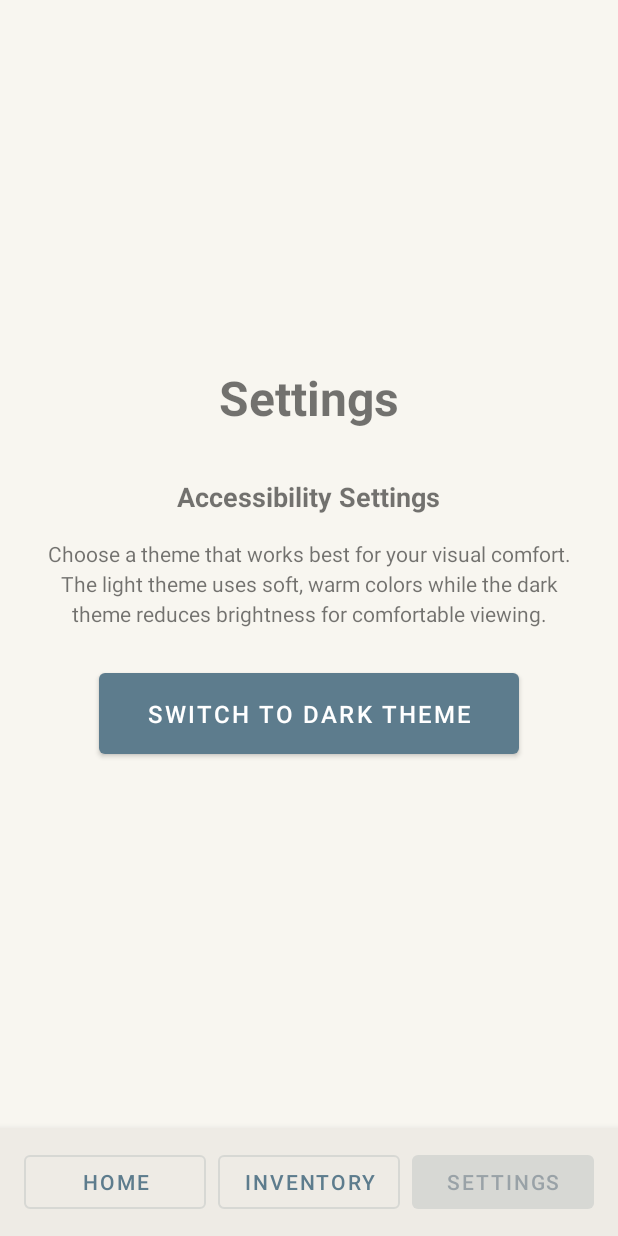
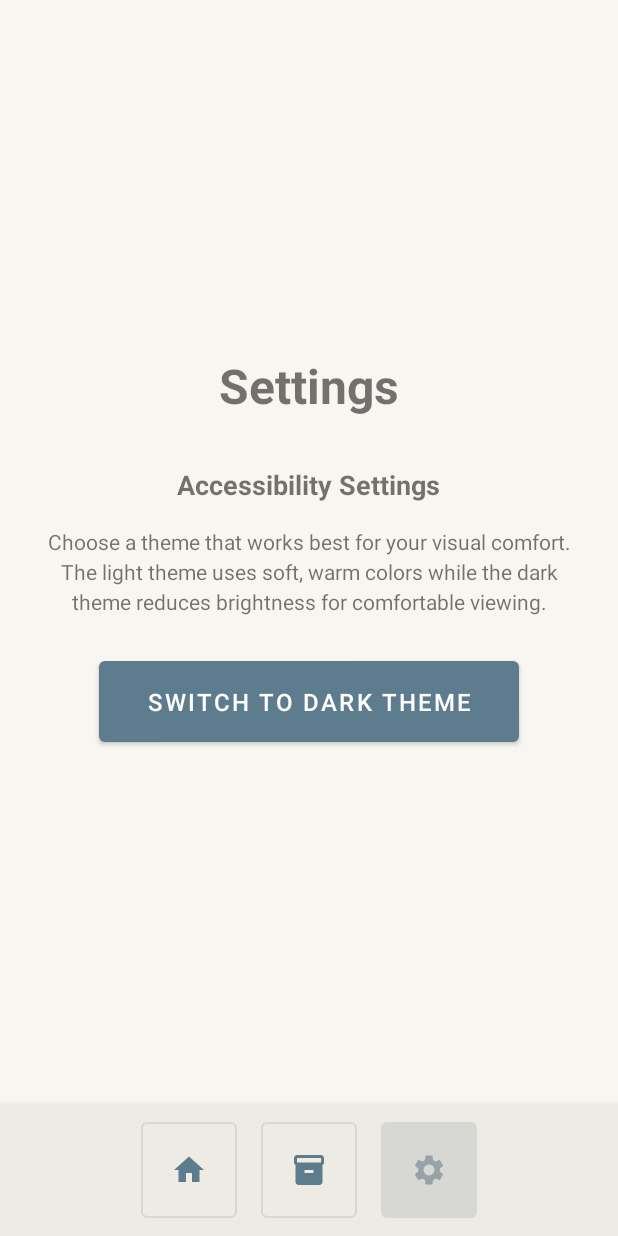
Before and after one commit to LukaFenir/InventoryAssistant, an Android app: the SettingsActivity screen opened directly, with no data from a screen before it, on a phone screen of 412 x 824 dp. Run offline under Robolectric (Android 15) with nearby library versions, the phone set to English and light mode, and no system bars.

Commit message:
Updated navigation buttons to be square and icons

```diff
--- /dev/null
+++ b/app/src/main/res/drawable/ic_home.xml
@@ -0,0 +1,9 @@
+<vector xmlns:android="http://schemas.android.com/apk/res/android"
+    android:width="24dp"
+    android:height="24dp"
+    android:viewportWidth="24"
+    android:viewportHeight="24">
+    <path
+        android:fillColor="#000000"
+        android:pathData="M10,20v-6h4v6h5v-8h3L12,3 2,12h3v8z"/>
+</vector>
--- /dev/null
+++ b/app/src/main/res/drawable/ic_inventory.xml
@@ -0,0 +1,9 @@
+<vector xmlns:android="http://schemas.android.com/apk/res/android"
+    android:width="24dp"
+    android:height="24dp"
+    android:viewportWidth="24"
+    android:viewportHeight="24">
+    <path
+        android:fillColor="#000000"
+        android:pathData="M20,2H4C3,2 2,2.9 2,4v3.01C2,7.73 2.43,8.35 3,8.7V20c0,1.1 1.1,2 2,2h14c0.9,0 2,-0.9 2,-2V8.7c0.57,-0.35 1,-0.97 1,-1.69V4C22,2.9 21,2 20,2zM15,14H9v-2h6V14zM20,7H4V4h16V7z"/>
+</vector>
--- /dev/null
+++ b/app/src/main/res/drawable/ic_settings.xml
@@ -0,0 +1,9 @@
+<vector xmlns:android="http://schemas.android.com/apk/res/android"
+    android:width="24dp"
+    android:height="24dp"
+    android:viewportWidth="24"
+    android:viewportHeight="24">
+    <path
+        android:fillColor="#000000"
+        android:pathData="M19.14,12.94c0.04,-0.3 0.06,-0.61 0.06,-0.94c0,-0.32 -0.02,-0.64 -0.07,-0.94l2.03,-1.58c0.18,-0.14 0.23,-0.41 0.12,-0.61l-1.92,-3.32c-0.12,-0.22 -0.37,-0.29 -0.59,-0.22l-2.39,0.96c-0.5,-0.38 -1.03,-0.7 -1.62,-0.94L14.4,2.81c-0.04,-0.24 -0.24,-0.41 -0.48,-0.41h-3.84c-0.24,0 -0.43,0.17 -0.47,0.41L9.25,5.35C8.66,5.59 8.12,5.92 7.63,6.29L5.24,5.33c-0.22,-0.08 -0.47,0 -0.59,0.22L2.74,8.87C2.62,9.08 2.66,9.34 2.86,9.48l2.03,1.58C4.84,11.36 4.8,11.69 4.8,12s0.02,0.64 0.07,0.94l-2.03,1.58c-0.18,0.14 -0.23,0.41 -0.12,0.61l1.92,3.32c0.12,0.22 0.37,0.29 0.59,0.22l2.39,-0.96c0.5,0.38 1.03,0.7 1.62,0.94l0.36,2.54c0.05,0.24 0.24,0.41 0.48,0.41h3.84c0.24,0 0.44,-0.17 0.47,-0.41l0.36,-2.54c0.59,-0.24 1.13,-0.56 1.62,-0.94l2.39,0.96c0.22,0.08 0.47,0 0.59,-0.22l1.92,-3.32c0.12,-0.22 0.07,-0.47 -0.12,-0.61L19.14,12.94zM12,15.6c-1.98,0 -3.6,-1.62 -3.6,-3.6s1.62,-3.6 3.6,-3.6s3.6,1.62 3.6,3.6S13.98,15.6 12,15.6z"/>
+</vector>
--- a/app/src/main/res/layout/activity_settings.xml
+++ b/app/src/main/res/layout/activity_settings.xml
@@ -1,5 +1,6 @@
 <?xml version="1.0" encoding="utf-8"?>
 <LinearLayout xmlns:android="http://schemas.android.com/apk/res/android"
+    xmlns:app="http://schemas.android.com/apk/res-auto"
     android:layout_width="match_parent"
     android:layout_height="match_parent"
     android:orientation="vertical">
@@ -56,37 +57,44 @@
         android:orientation="horizontal"
         android:background="?attr/colorSurface"
         android:elevation="8dp"
+        android:gravity="center"
         android:paddingVertical="12dp"
         android:paddingHorizontal="16dp">
 
         <com.google.android.material.button.MaterialButton
             android:id="@+id/homeButton"
-            android:layout_width="0dp"
-            android:layout_height="wrap_content"
-            android:layout_weight="1"
-            android:text="@string/home"
-            android:textSize="14sp"
-            android:layout_marginEnd="4dp"
+            android:layout_width="64dp"
+            android:layout_height="64dp"
+            app:icon="@drawable/ic_home"
+            app:iconGravity="textStart"
+            app:iconPadding="0dp"
+            android:insetTop="0dp"
+            android:insetBottom="0dp"
+            android:layout_marginEnd="8dp"
             style="@style/Widget.MaterialComponents.Button.OutlinedButton" />
 
         <com.google.android.material.button.MaterialButton
             android:id="@+id/inventoryButton"
-            android:layout_width="0dp"
-            android:layout_height="wrap_content"
-            android:layout_weight="1"
-            android:text="@string/inventory"
-            android:textSize="14sp"
-            android:layout_marginHorizontal="4dp"
+            android:layout_width="64dp"
+            android:layout_height="64dp"
+            app:icon="@drawable/ic_inventory"
+            app:iconGravity="textStart"
+            app:iconPadding="0dp"
+            android:insetTop="0dp"
+            android:insetBottom="0dp"
+            android:layout_marginHorizontal="8dp"
             style="@style/Widget.MaterialComponents.Button.OutlinedButton" />
 
         <com.google.android.material.button.MaterialButton
             android:id="@+id/settingsButton"
-            android:layout_width="0dp"
-            android:layout_height="wrap_content"
-            android:layout_weight="1"
-            android:text="@string/settings"
-            android:textSize="14sp"
-            android:layout_marginStart="4dp"
+            android:layout_width="64dp"
+            android:layout_height="64dp"
+            app:icon="@drawable/ic_settings"
+            app:iconGravity="textStart"
+            app:iconPadding="0dp"
+            android:insetTop="0dp"
+            android:insetBottom="0dp"
+            android:layout_marginStart="8dp"
             android:enabled="false" />
 
     </LinearLayout>
```
Also changed, not shown: app/src/main/res/layout/activity_inventory.xml (+26 -18 lines), app/src/main/res/layout/activity_main.xml (+26 -18 lines).
